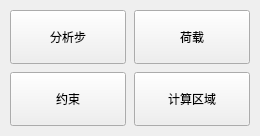
Before: the Qt Designer form YQY/GUI/Ui/AnalysisSummaryPanel.ui in jiwangxia/YQY_BB, drawn with Qt 5.
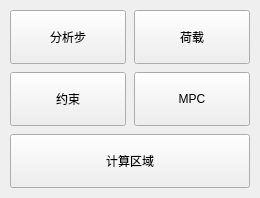
After: the same form once the commit is applied.

Diff of the .ui file:
```diff
--- a/YQY/GUI/Ui/AnalysisSummaryPanel.ui
+++ b/YQY/GUI/Ui/AnalysisSummaryPanel.ui
@@ -35,6 +35,12 @@
        </widget>
       </item>
       <item row="1" column="1">
+       <widget class="QPushButton" name="mpcsButton">
+        <property name="text"><string>MPC</string></property>
+        <property name="minimumSize"><size><width>116</width><height>54</height></size></property>
+       </widget>
+      </item>
+      <item row="2" column="0" colspan="2">
        <widget class="QPushButton" name="regionsButton">
         <property name="text"><string>计算区域</string></property>
         <property name="minimumSize"><size><width>116</width><height>54</height></size></property>
```
